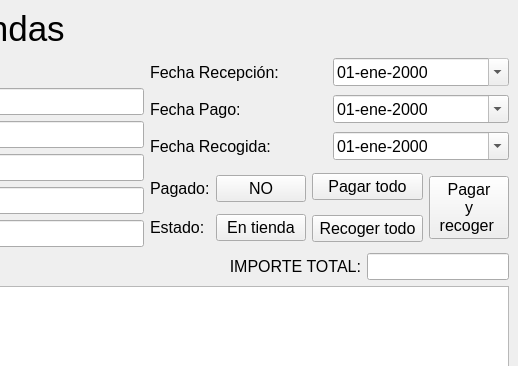
This is src/recog_prendas/recog_prendas.ui in germanbravolopez/laideal as Qt 5 draws it before an edit; both pictures show x 725 to 1243 and y 0 to 366 of the 1243 by 726 pixel window. The edited form follows.
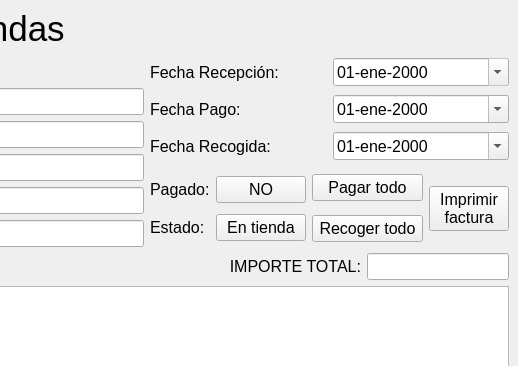
This is the edited form.

Diff of the .ui file:
```diff
--- a/src/recog_prendas/recog_prendas.ui
+++ b/src/recog_prendas/recog_prendas.ui
@@ -40,9 +40,8 @@
        <string>&lt;html&gt;&lt;head/&gt;&lt;body&gt;&lt;p&gt;Marcar todas las prendas de la búsqueda como pagadas y recogidas en las fecha indicadas por &amp;quot;Fecha Pago&amp;quot; y &amp;quot;Fecha Recogida&amp;quot;.&lt;/p&gt;&lt;/body&gt;&lt;/html&gt;</string>
       </property>
       <property name="text">
-       <string>Pagar
-y
-recoger </string>
+       <string>Imprimir
+factura</string>
       </property>
       <property name="checkable">
        <bool>false</bool>
```
Left out of the diff: 6 changed lines with no effect on the pictures.
